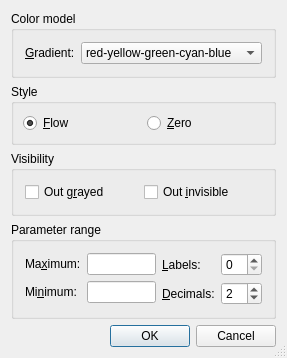
The window that src/Gui/DlgSettingsColorGradient.ui (southseact-3d/fcd) describes before a commit, drawn with Qt 5.
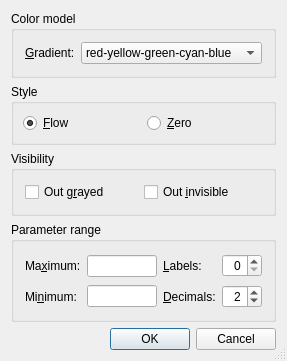
The same window after the commit.

Commit message:
[GUI] fix color gradient dialog
- large numbers as they appear of most simulations were not correctly displayed
- remove non-functional help button

The edit to the form file:
```diff
--- a/src/Gui/DlgSettingsColorGradient.ui
+++ b/src/Gui/DlgSettingsColorGradient.ui
@@ -6,7 +6,7 @@
    <rect>
     <x>0</x>
     <y>0</y>
-    <width>260</width>
+    <width>255</width>
     <height>313</height>
    </rect>
   </property>
@@ -19,8 +19,8 @@
   <property name="modal">
    <bool>true</bool>
   </property>
-  <layout class="QGridLayout" name="gridLayout">
-   <item row="0" column="0">
+  <layout class="QVBoxLayout" name="verticalLayout">
+   <item>
     <widget class="QGroupBox" name="groupBoxModel">
      <property name="title">
       <string>Color model</string>
@@ -68,7 +68,7 @@
         <property name="sizeType">
          <enum>QSizePolicy::Expanding</enum>
         </property>
-        <property name="sizeHint" stdset="0">
+        <property name="sizeHint">
          <size>
           <width>3</width>
           <height>20</height>
@@ -79,7 +79,7 @@
      </layout>
     </widget>
    </item>
-   <item row="1" column="0">
+   <item>
     <widget class="QGroupBox" name="buttonGroupStyle">
      <property name="title">
       <string>Style</string>
@@ -126,7 +126,7 @@
       </layout>
     </widget>
    </item>
-   <item row="2" column="0">
+   <item>
     <widget class="QGroupBox" name="groupBoxVisible">
      <property name="title">
       <string>Visibility</string>
@@ -170,45 +170,13 @@
      </layout>
     </widget>
    </item>
-   <item row="3" column="0">
+   <item>
     <widget class="QGroupBox" name="groupBoxRange">
      <property name="title">
       <string>Parameter range</string>
      </property>
-     <layout class="QGridLayout">
-      <property name="leftMargin">
-       <number>11</number>
-      </property>
-      <property name="topMargin">
-       <number>11</number>
-      </property>
-      <property name="rightMargin">
-       <number>11</number>
-      </property>
-      <property name="bottomMargin">
-       <number>11</number>
-      </property>
-      <property name="spacing">
-       <number>6</number>
-      </property>
-      <item row="0" column="0">
-       <layout class="QGridLayout">
-        <property name="leftMargin">
-         <number>0</number>
-        </property>
-        <property name="topMargin">
-         <number>0</number>
-        </property>
-        <property name="rightMargin">
-         <number>0</number>
-        </property>
-        <property name="bottomMargin">
-         <number>0</number>
-        </property>
-        <property name="spacing">
-         <number>6</number>
-        </property>
-        <item row="0" column="0">
+     <layout class="QGridLayout" name="gridLayout_2">
+      <item row="0" column="0" rowspan="2">
          <widget class="QLabel" name="textLabelMax">
           <property name="text">
            <string>Ma&amp;ximum:</string>
@@ -218,25 +186,26 @@
           </property>
          </widget>
         </item>
-       <item row="0" column="1">
-         <widget class="QLineEdit" name="floatLineEditMax"/>
-        </item>
-        <item row="1" column="0">
-         <widget class="QLabel" name="textLabelMin">
-          <property name="text">
-           <string>Mi&amp;nimum:</string>
-          </property>
-          <property name="buddy">
-           <cstring>floatLineEditMin</cstring>
+      <item row="0" column="1" rowspan="2">
+       <widget class="QLineEdit" name="floatLineEditMax">
+        <property name="sizePolicy">
+         <sizepolicy hsizetype="MinimumExpanding" vsizetype="Fixed">
+          <horstretch>0</horstretch>
+          <verstretch>0</verstretch>
+         </sizepolicy>
+        </property>
+        <property name="minimumSize">
+         <size>
+          <width>60</width>
+          <height>0</height>
+         </size>
+        </property>
+        <property name="alignment">
+         <set>Qt::AlignRight|Qt::AlignTrailing|Qt::AlignVCenter</set>
           </property>
          </widget>
         </item>
-        <item row="1" column="1">
-         <widget class="QLineEdit" name="floatLineEditMin"/>
-        </item>
-        </layout>
-      </item>
-      <item row="0" column="1">
+     <item row="0" column="3">
        <spacer>
         <property name="orientation">
          <enum>Qt::Horizontal</enum>
@@ -244,32 +213,15 @@
         <property name="sizeType">
          <enum>QSizePolicy::Expanding</enum>
         </property>
-        <property name="sizeHint" stdset="0">
+        <property name="sizeHint">
          <size>
-          <width>35</width>
+          <width>20</width>
           <height>20</height>
          </size>
         </property>
        </spacer>
       </item>
-      <item row="0" column="2">
-       <layout class="QGridLayout">
-        <property name="leftMargin">
-         <number>0</number>
-        </property>
-        <property name="topMargin">
-         <number>0</number>
-        </property>
-        <property name="rightMargin">
-         <number>0</number>
-        </property>
-        <property name="bottomMargin">
-         <number>0</number>
-        </property>
-        <property name="spacing">
-         <number>6</number>
-        </property>
-        <item row="0" column="0">
+      <item row="0" column="4" rowspan="2">
          <widget class="QLabel" name="textLabel1">
           <property name="text">
            <string>&amp;Labels:</string>
@@ -279,10 +231,49 @@
           </property>
          </widget>
         </item>
-        <item row="0" column="1">
-         <widget class="QSpinBox" name="spinBoxLabel"/>
-        </item>
-        <item row="1" column="0">
+      <item row="0" column="5" rowspan="2">
+       <widget class="QSpinBox" name="spinBoxLabel">
+        <property name="minimumSize">
+         <size>
+          <width>40</width>
+          <height>0</height>
+         </size>
+        </property>
+        <property name="alignment">
+         <set>Qt::AlignRight|Qt::AlignTrailing|Qt::AlignVCenter</set>
+        </property>
+       </widget>
+      </item>
+      <item row="2" column="0">
+       <widget class="QLabel" name="textLabelMin">
+        <property name="text">
+         <string>Mi&amp;nimum:</string>
+        </property>
+        <property name="buddy">
+         <cstring>floatLineEditMin</cstring>
+        </property>
+       </widget>
+      </item>
+      <item row="2" column="1">
+       <widget class="QLineEdit" name="floatLineEditMin">
+        <property name="sizePolicy">
+         <sizepolicy hsizetype="MinimumExpanding" vsizetype="Fixed">
+          <horstretch>0</horstretch>
+          <verstretch>0</verstretch>
+         </sizepolicy>
+        </property>
+        <property name="minimumSize">
+         <size>
+          <width>60</width>
+          <height>0</height>
+         </size>
+        </property>
+        <property name="alignment">
+         <set>Qt::AlignRight|Qt::AlignTrailing|Qt::AlignVCenter</set>
+        </property>
+       </widget>
+      </item>
+      <item row="2" column="4">
          <widget class="QLabel" name="textLabel1_2">
           <property name="text">
            <string>&amp;Decimals:</string>
@@ -292,8 +283,17 @@
           </property>
          </widget>
         </item>
-       <item row="1" column="1">
+      <item row="2" column="5">
          <widget class="QSpinBox" name="spinBoxDecimals">
+        <property name="minimumSize">
+         <size>
+          <width>40</width>
+          <height>0</height>
+         </size>
+        </property>
+        <property name="alignment">
+         <set>Qt::AlignRight|Qt::AlignTrailing|Qt::AlignVCenter</set>
+        </property>
           <property name="maximum">
            <number>6</number>
           </property>
@@ -303,11 +303,9 @@
          </widget>
         </item>
         </layout>
-      </item>
-     </layout>
     </widget>
    </item>
-   <item row="4" column="0">
+   <item>
     <widget class="QDialogButtonBox" name="buttonBox">
      <property name="standardButtons">
       <set>QDialogButtonBox::Cancel|QDialogButtonBox::Ok</set>
```
Lines whose indentation alone changed are shown as unchanged. The commit also changes 3 other files.
